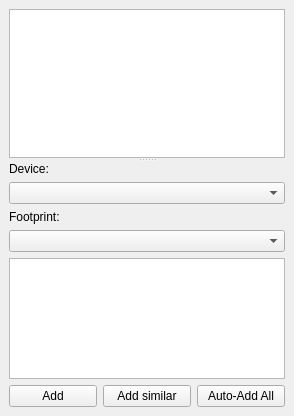
Above: libs/librepcbprojecteditor/boardeditor/unplacedcomponentsdock.ui from LibrePCB/LibrePCB before the change. Below: the same form after it.
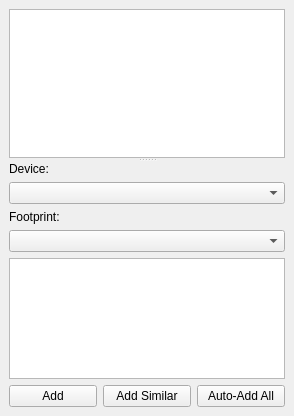
That is the form after the change. Custom widgets are drawn as their Qt base class.

The edit to the form file:
```diff
--- a/libs/librepcbprojecteditor/boardeditor/unplacedcomponentsdock.ui
+++ b/libs/librepcbprojecteditor/boardeditor/unplacedcomponentsdock.ui
@@ -65,7 +65,7 @@
           <item>
            <widget class="QPushButton" name="pushButton">
             <property name="text">
-             <string>Add similar</string>
+             <string>Add Similar</string>
             </property>
            </widget>
           </item>
```
Left out of the diff: 2 changed lines with no effect on the pictures.
